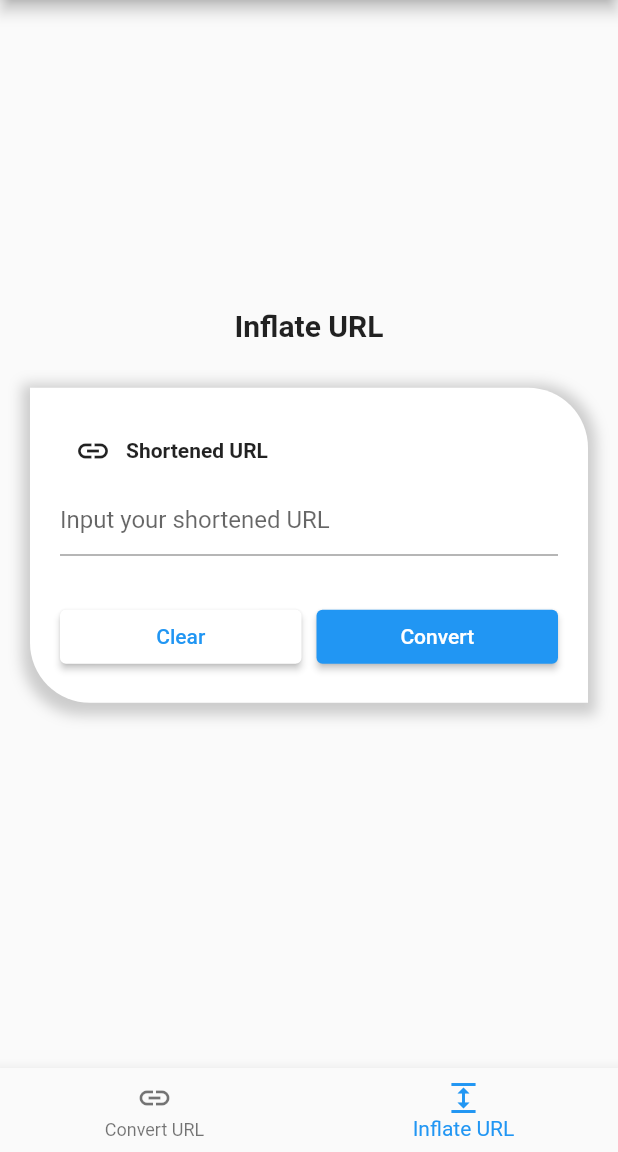
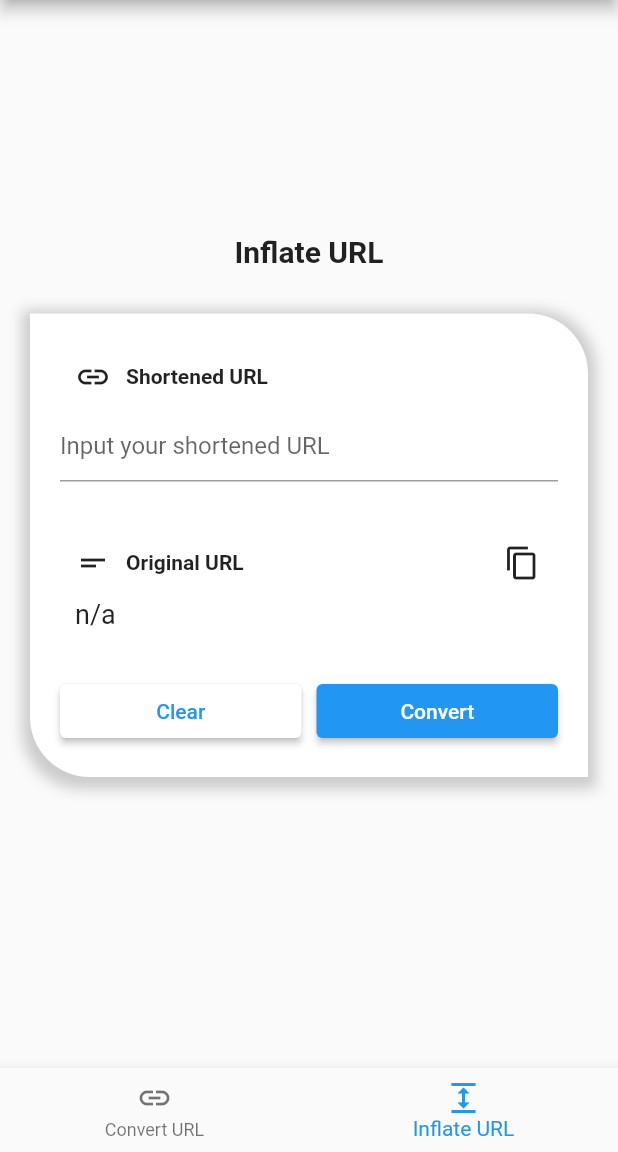
Before and after one commit to japheth26/active_lamp_exam, a Flutter app: the screen it shows after launch, item 2 of the bottom bar chosen, on a phone screen of 412 x 824 dp, the part 84-1236 px from its top. Run offline on Flutter 3.47's test engine with Material 2 defaults, Android fonts, the phone set to English and light mode, and no system bars.

Commit message:
Updated UI

```diff
--- a/lib/core/util/util_widget.dart
+++ b/lib/core/util/util_widget.dart
@@ -45,6 +45,52 @@ class FieldLabel extends StatelessWidget {
             ),
           ),
         ],
+      ),
+    );
+  }
+}
+
+// Field Label Copy
+//
+//
+class FieldLabelCopy extends StatelessWidget {
+  final String label;
+  final Function function;
+
+  const FieldLabelCopy({
+    Key key,
+    @required this.label,
+    @required this.function,
+  }) : super(key: key);
+  @override
+  Widget build(BuildContext context) {
+    return Row(
+      mainAxisAlignment: MainAxisAlignment.spaceBetween,
+      children: [
+        FieldLabel(
+          icon: Icon(Icons.short_text),
+          label: label,
+        ),
+        IconButton(icon: Icon(Icons.copy), onPressed: function)
+      ],
+    );
+  }
+}
+
+class Result extends StatelessWidget {
+  final String result;
+
+  const Result({Key key, this.result}) : super(key: key);
+  @override
+  Widget build(BuildContext context) {
+    return Container(
+      padding: EdgeInsets.only(left: 10, right: 10),
+      width: double.infinity,
+      child: Text(
+        result ?? 'n/a',
+        style: TextStyle(
+          fontSize: 18,
+        ),
       ),
     );
   }
--- a/lib/features/presentation/widget/convert_url.dart
+++ b/lib/features/presentation/widget/convert_url.dart
@@ -51,26 +51,15 @@ class BodyContent extends StatelessWidget {
         children: [
           FieldLabel(
             icon: Icon(Icons.link),
-            label: 'Your URL',
+            label: 'Long URL',
           ),
           ExpandableField(
             hint: 'Input your long URL',
             textEditingController: null,
           ),
-          if (false)
-            Column(
-              children: [
-                SizedBox(height: 30),
-                FieldLabel(
-                  icon: Icon(Icons.short_text),
-                  label: 'Shortened URL',
-                ),
-                ExpandableField(
-                  hint: null,
-                  textEditingController: null,
-                ),
-              ],
-            ),
+          SizedBox(height: 30),
+          FieldLabelCopy(label: 'Shortened URL', function: () {}),
+          Result(result: null),
           SizedBox(height: 30),
           ActionButtons(),
         ],
--- a/lib/features/presentation/widget/inflate_url.dart
+++ b/lib/features/presentation/widget/inflate_url.dart
@@ -57,20 +57,9 @@ class BodyContent extends StatelessWidget {
             hint: 'Input your shortened URL',
             textEditingController: null,
           ),
-          if (false)
-            Column(
-              children: [
-                SizedBox(height: 30),
-                FieldLabel(
-                  icon: Icon(Icons.short_text),
-                  label: 'Original URL',
-                ),
-                ExpandableField(
-                  hint: null,
-                  textEditingController: null,
-                ),
-              ],
-            ),
+          SizedBox(height: 30),
+          FieldLabelCopy(label: 'Original URL', function: () {}),
+          Result(result: null),
           SizedBox(height: 30),
           ActionButtons(),
         ],
```
